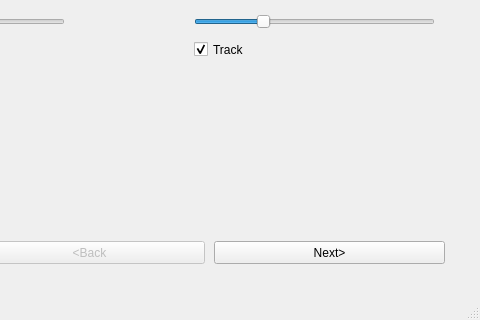
The window that GUImain.ui (stepacool/Eye-Tracker) describes before a commit, drawn with Qt 5; both pictures show x 886 to 1366 and y 329 to 649 of the 1366 by 649 pixel window.
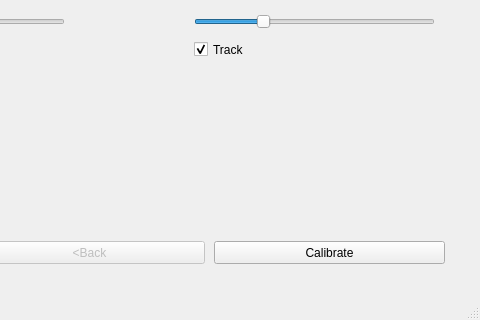
The same window after the commit.

```diff
--- a/GUImain.ui
+++ b/GUImain.ui
@@ -81,7 +81,7 @@
      </rect>
     </property>
     <property name="text">
-     <string>Next&gt;</string>
+     <string>Calibrate</string>
     </property>
    </widget>
    <widget class="QLabel" name="baseImage">
```
